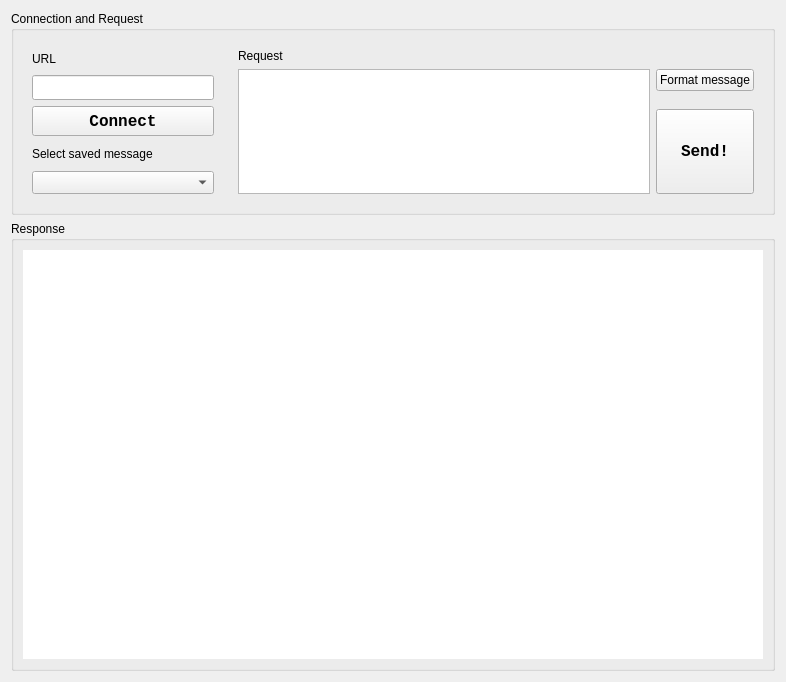
Qt form src/CustomTabWidget.ui (junioramilson/json-websocket-client) before a commit.
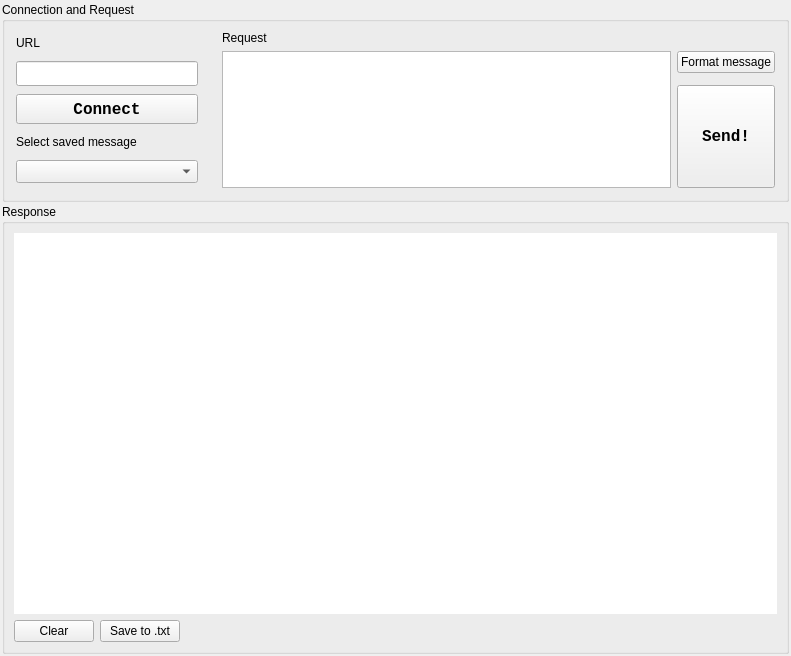
The same form after that commit.

```diff
--- a/src/CustomTabWidget.ui
+++ b/src/CustomTabWidget.ui
@@ -6,8 +6,8 @@
    <rect>
     <x>0</x>
     <y>0</y>
-    <width>786</width>
-    <height>682</height>
+    <width>791</width>
+    <height>656</height>
    </rect>
   </property>
   <property name="font">
@@ -19,6 +19,21 @@
    <string>Form</string>
   </property>
   <layout class="QGridLayout" name="gridLayout">
+   <property name="leftMargin">
+    <number>2</number>
+   </property>
+   <property name="topMargin">
+    <number>2</number>
+   </property>
+   <property name="rightMargin">
+    <number>2</number>
+   </property>
+   <property name="bottomMargin">
+    <number>2</number>
+   </property>
+   <property name="spacing">
+    <number>2</number>
+   </property>
    <item row="0" column="0">
     <widget class="QGroupBox" name="groupBox">
      <property name="minimumSize">
@@ -30,7 +45,7 @@
      <property name="maximumSize">
       <size>
        <width>800000</width>
-       <height>16777215</height>
+       <height>400</height>
       </size>
      </property>
      <property name="font">
@@ -43,7 +58,22 @@
      <property name="title">
       <string>Connection and Request</string>
      </property>
+     <property name="flat">
+      <bool>true</bool>
+     </property>
      <layout class="QHBoxLayout" name="horizontalLayout">
+      <property name="leftMargin">
+       <number>2</number>
+      </property>
+      <property name="topMargin">
+       <number>0</number>
+      </property>
+      <property name="rightMargin">
+       <number>2</number>
+      </property>
+      <property name="bottomMargin">
+       <number>2</number>
+      </property>
       <item>
        <widget class="QFrame" name="frame">
         <property name="minimumSize">
@@ -55,7 +85,7 @@
         <property name="maximumSize">
          <size>
           <width>200</width>
-          <height>250</height>
+          <height>180</height>
          </size>
         </property>
         <property name="frameShape">
@@ -80,7 +110,41 @@
             <font>
              <family>Consolas</family>
              <pointsize>9</pointsize>
+             <weight>75</weight>
+             <bold>true</bold>
+             <underline>true</underline>
+             <stylestrategy>PreferAntialias</stylestrategy>
             </font>
+           </property>
+           <property name="styleSheet">
+            <string notr="true">#urlTextInput {
+  color: #00aaff;
+	background-color: '#252525';
+}</string>
+           </property>
+          </widget>
+         </item>
+         <item row="4" column="0">
+          <widget class="QComboBox" name="comboBox">
+           <property name="font">
+            <font>
+             <pointsize>10</pointsize>
+             <weight>75</weight>
+             <bold>true</bold>
+            </font>
+           </property>
+          </widget>
+         </item>
+         <item row="3" column="0">
+          <widget class="QLabel" name="label_3">
+           <property name="maximumSize">
+            <size>
+             <width>16777215</width>
+             <height>20</height>
+            </size>
+           </property>
+           <property name="text">
+            <string>Select saved message</string>
            </property>
           </widget>
          </item>
@@ -103,17 +167,6 @@
            </property>
           </widget>
          </item>
-         <item row="4" column="0">
-          <widget class="QComboBox" name="comboBox">
-           <property name="font">
-            <font>
-             <pointsize>10</pointsize>
-             <weight>75</weight>
-             <bold>true</bold>
-            </font>
-           </property>
-          </widget>
-         </item>
          <item row="2" column="0">
           <widget class="QPushButton" name="connectBtn">
            <property name="minimumSize">
@@ -130,18 +183,14 @@
              <bold>true</bold>
             </font>
            </property>
+           <property name="styleSheet">
+            <string notr="true"/>
+           </property>
            <property name="text">
             <string>Connect</string>
            </property>
           </widget>
          </item>
-         <item row="3" column="0">
-          <widget class="QLabel" name="label_3">
-           <property name="text">
-            <string>Select saved message</string>
-           </property>
-          </widget>
-         </item>
         </layout>
        </widget>
       </item>
@@ -157,6 +206,13 @@
          <number>0</number>
         </property>
         <layout class="QGridLayout" name="gridLayout_4">
+         <item row="1" column="1">
+          <widget class="QPushButton" name="formatMessageBtn">
+           <property name="text">
+            <string>Format message</string>
+           </property>
+          </widget>
+         </item>
          <item row="0" column="0" alignment="Qt::AlignTop">
           <widget class="QLabel" name="label_2">
            <property name="maximumSize">
@@ -170,7 +226,7 @@
            </property>
           </widget>
          </item>
-         <item row="1" column="0" rowspan="4">
+         <item row="1" column="0" rowspan="3">
           <widget class="QPlainTextEdit" name="messageTextInput">
            <property name="font">
             <font>
@@ -178,25 +234,44 @@
              <pointsize>9</pointsize>
             </font>
            </property>
+           <property name="styleSheet">
+            <string notr="true">#messageTextInput {
+	background-color: '#252525'
+}</string>
+           </property>
            <property name="horizontalScrollBarPolicy">
             <enum>Qt::ScrollBarAsNeeded</enum>
            </property>
            <property name="sizeAdjustPolicy">
             <enum>QAbstractScrollArea::AdjustToContents</enum>
            </property>
+           <property name="documentTitle">
+            <string>Test</string>
+           </property>
            <property name="lineWrapMode">
             <enum>QPlainTextEdit::WidgetWidth</enum>
            </property>
-          </widget>
-         </item>
-         <item row="1" column="1">
-          <widget class="QPushButton" name="formatMessageBtn">
-           <property name="text">
-            <string>Format message</string>
+           <property name="overwriteMode">
+            <bool>false</bool>
            </property>
+           <property name="tabStopWidth">
+            <number>8</number>
+           </property>
+           <property name="cursorWidth">
+            <number>2</number>
+           </property>
+           <property name="textInteractionFlags">
+            <set>Qt::LinksAccessibleByKeyboard|Qt::LinksAccessibleByMouse|Qt::TextBrowserInteraction|Qt::TextEditable|Qt::TextEditorInteraction|Qt::TextSelectableByKeyboard|Qt::TextSelectableByMouse</set>
+           </property>
+           <property name="backgroundVisible">
+            <bool>false</bool>
+           </property>
+           <property name="centerOnScroll">
+            <bool>false</bool>
+           </property>
           </widget>
          </item>
-         <item row="4" column="1">
+         <item row="3" column="1">
           <widget class="QPushButton" name="sendMessageBtn">
            <property name="sizePolicy">
             <sizepolicy hsizetype="Minimum" vsizetype="Expanding">
@@ -219,10 +294,7 @@
             </font>
            </property>
            <property name="styleSheet">
-            <string notr="true">.sendMessageBtn {
- background-color: #00ccff;
-
-}</string>
+            <string notr="true"/>
            </property>
            <property name="text">
             <string>Send!</string>
@@ -253,8 +325,11 @@
      <property name="title">
       <string>Response</string>
      </property>
-     <layout class="QGridLayout" name="gridLayout_2">
-      <item row="0" column="0">
+     <property name="flat">
+      <bool>true</bool>
+     </property>
+     <layout class="QVBoxLayout" name="verticalLayout_2">
+      <item>
        <widget class="QPlainTextEdit" name="responsePlainText">
         <property name="minimumSize">
          <size>
@@ -268,6 +343,11 @@
           <pointsize>8</pointsize>
          </font>
         </property>
+        <property name="styleSheet">
+         <string notr="true">#responsePlainText {
+	background-color: '#151515'
+}</string>
+        </property>
         <property name="frameShape">
          <enum>QFrame::NoFrame</enum>
         </property>
@@ -280,11 +360,93 @@
         <property name="readOnly">
          <bool>true</bool>
         </property>
+        <property name="tabStopWidth">
+         <number>8</number>
+        </property>
         <property name="textInteractionFlags">
-         <set>Qt::TextSelectableByKeyboard|Qt::TextSelectableByMouse</set>
+         <set>Qt::TextSelectableByMouse</set>
         </property>
        </widget>
       </item>
+      <item>
+       <layout class="QHBoxLayout" name="horizontalLayout_2">
+        <property name="sizeConstraint">
+         <enum>QLayout::SetMinimumSize</enum>
+        </property>
+        <item alignment="Qt::AlignLeft|Qt::AlignVCenter">
+         <widget class="QPushButton" name="clearResponsesBtn">
+          <property name="minimumSize">
+           <size>
+            <width>80</width>
+            <height>0</height>
+           </size>
+          </property>
+          <property name="maximumSize">
+           <size>
+            <width>900</width>
+            <height>16777215</height>
+           </size>
+          </property>
+          <property name="text">
+           <string>Clear</string>
+          </property>
+         </widget>
+        </item>
+        <item alignment="Qt::AlignLeft">
+         <widget class="QPushButton" name="saveToTxtBtn">
+          <property name="minimumSize">
+           <size>
+            <width>80</width>
+            <height>0</height>
+           </size>
+          </property>
+          <property name="maximumSize">
+           <size>
+            <width>80</width>
+            <height>100</height>
+           </size>
+          </property>
+          <property name="layoutDirection">
+           <enum>Qt::LeftToRight</enum>
+          </property>
+          <property name="autoFillBackground">
+           <bool>false</bool>
+          </property>
+          <property name="text">
+           <string>Save to .txt</string>
+          </property>
+          <property name="checkable">
+           <bool>false</bool>
+          </property>
+          <property name="checked">
+           <bool>false</bool>
+          </property>
+          <property name="autoDefault">
+           <bool>false</bool>
+          </property>
+          <property name="default">
+           <bool>false</bool>
+          </property>
+          <property name="flat">
+           <bool>false</bool>
+          </property>
+         </widget>
+        </item>
+        <item>
+         <spacer name="horizontalSpacer">
+          <property name="orientation">
+           <enum>Qt::Horizontal</enum>
+          </property>
+          <property name="sizeHint" stdset="0">
+           <size>
+            <width>40</width>
+            <height>20</height>
+           </size>
+          </property>
+         </spacer>
+        </item>
+       </layout>
+      </item>
      </layout>
     </widget>
    </item>
```
